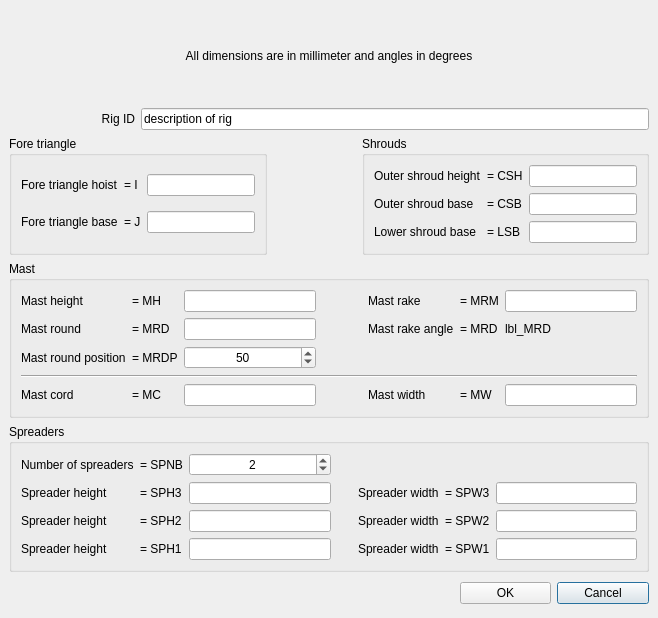
Qt form src/formrigdefbase.ui (sailcut/sailcut) before a commit.
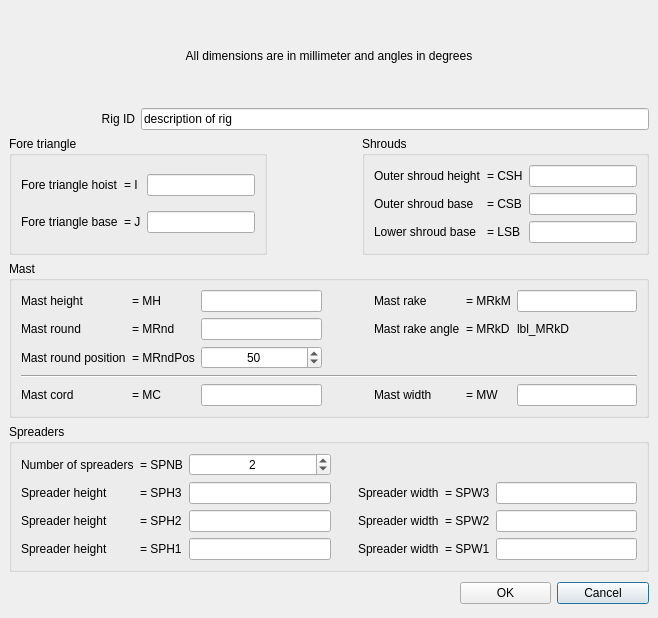
The same form after that commit.

Commit message: added mast round to rig UI

Diff of the .ui file:
```diff
--- a/src/formrigdefbase.ui
+++ b/src/formrigdefbase.ui
@@ -563,14 +563,14 @@
       <item row="1" column="6" >
        <widget class="QLabel" name="lbl_MRD" >
         <property name="text" >
-         <string>lbl_MRD</string>
+         <string>lbl_MRkD</string>
         </property>
        </widget>
       </item>
       <item row="1" column="5" >
        <widget class="QLabel" name="lbl_MRDeg" >
         <property name="text" >
-         <string>= MRD</string>
+         <string>= MRkD</string>
         </property>
        </widget>
       </item>
@@ -635,7 +635,7 @@
       <item row="0" column="5" >
        <widget class="QLabel" name="lbl_MR" >
         <property name="text" >
-         <string>= MRM</string>
+         <string>= MRkM</string>
         </property>
        </widget>
       </item>
@@ -675,9 +675,9 @@
        </widget>
       </item>
       <item row="1" column="1" >
-       <widget class="QLabel" name="lbl_MRD" >
+       <widget class="QLabel" name="lbl_MRnd" >
         <property name="text" >
-         <string>= MRD</string>
+         <string>= MRnd</string>
         </property>
        </widget>
       </item>
@@ -691,7 +691,7 @@
       <item row="2" column="1" >
        <widget class="QLabel" name="lbl_MRDP" >
         <property name="text" >
-         <string>= MRDP</string>
+         <string>= MRndPos</string>
         </property>
        </widget>
       </item>
```
Left out of the diff: 14 changed lines with no effect on the pictures. The commit also changes 2 other files.
